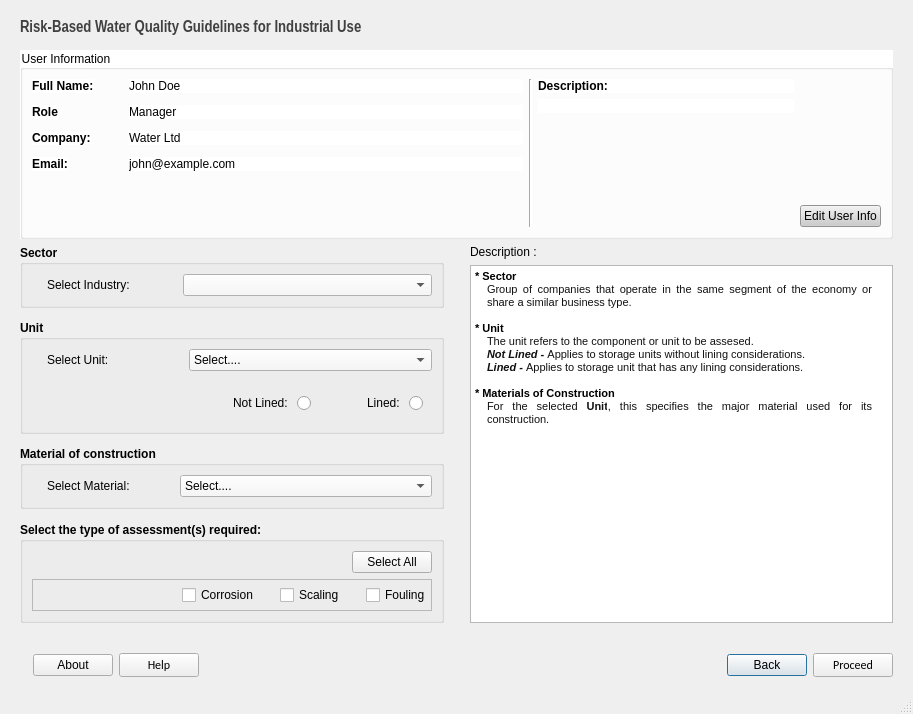
Qt form src/main/resources/base/sector.ui (ChiromboKenT/Industrial-Water-Quality-Guidelines-DSS) before a commit.
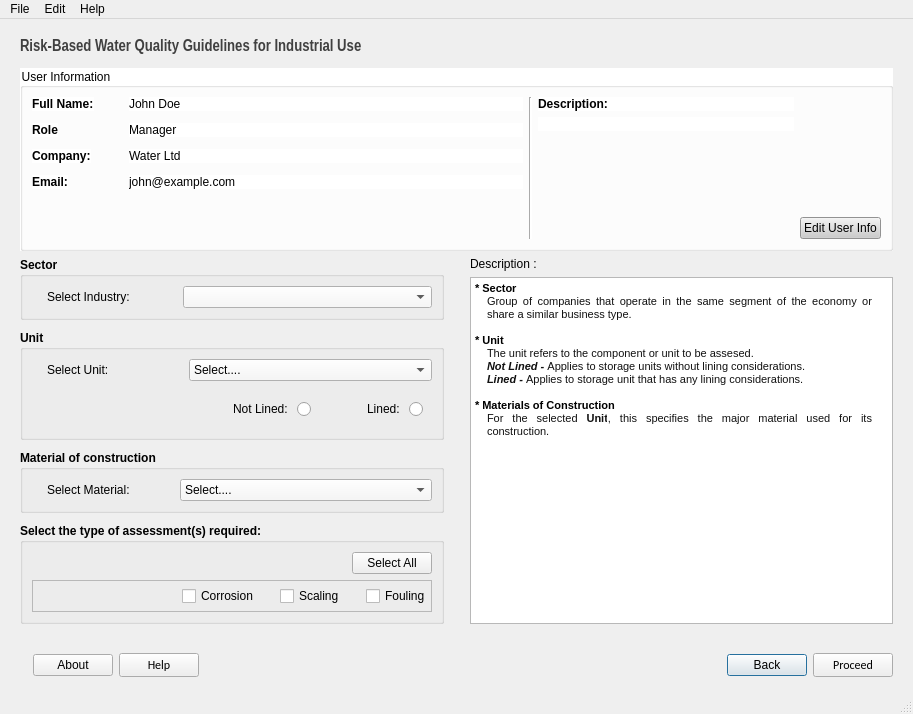
The same form after that commit.

What changed in the file:
```diff
--- a/src/main/resources/base/sector.ui
+++ b/src/main/resources/base/sector.ui
@@ -993,6 +993,28 @@
      <height>26</height>
     </rect>
    </property>
+   <widget class="QMenu" name="menuFile">
+    <property name="title">
+     <string>File</string>
+    </property>
+    <addaction name="actionHome"/>
+    <addaction name="actionClose"/>
+   </widget>
+   <widget class="QMenu" name="menuEdit">
+    <property name="title">
+     <string>Edit</string>
+    </property>
+   </widget>
+   <widget class="QMenu" name="menuHelp">
+    <property name="title">
+     <string>Help</string>
+    </property>
+    <addaction name="actionBackground_Info"/>
+    <addaction name="actionAbout"/>
+   </widget>
+   <addaction name="menuFile"/>
+   <addaction name="menuEdit"/>
+   <addaction name="menuHelp"/>
   </widget>
   <widget class="QStatusBar" name="statusbar"/>
  </widget>
```
Left out of the diff: 62 changed lines with no effect on the pictures.
